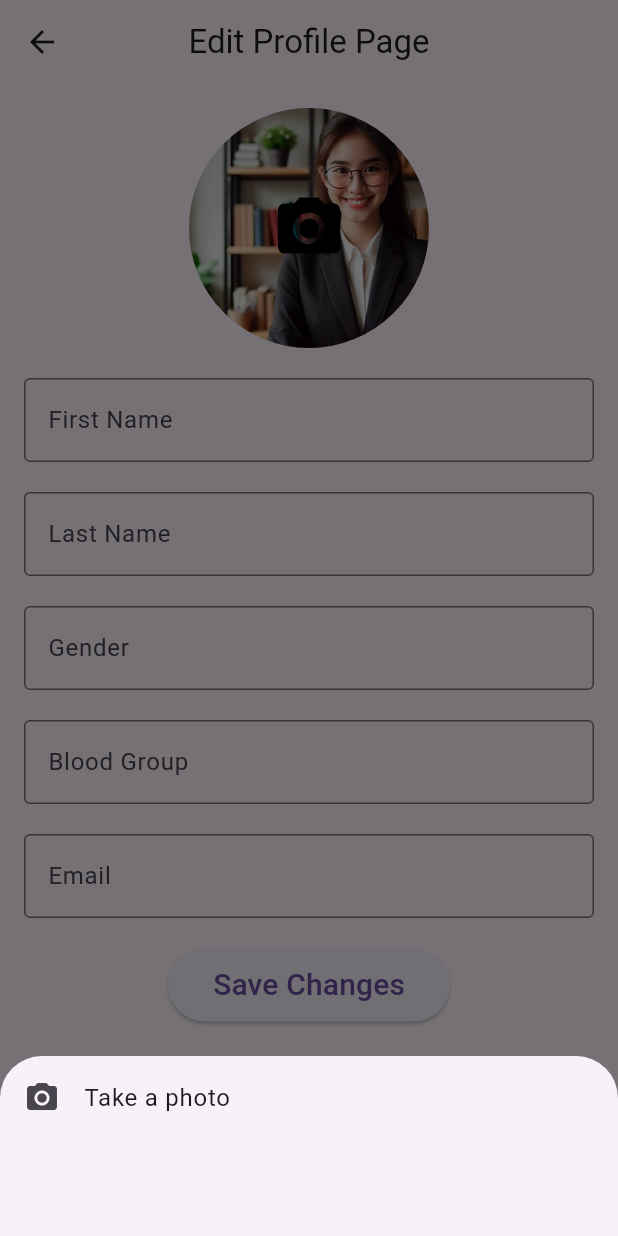
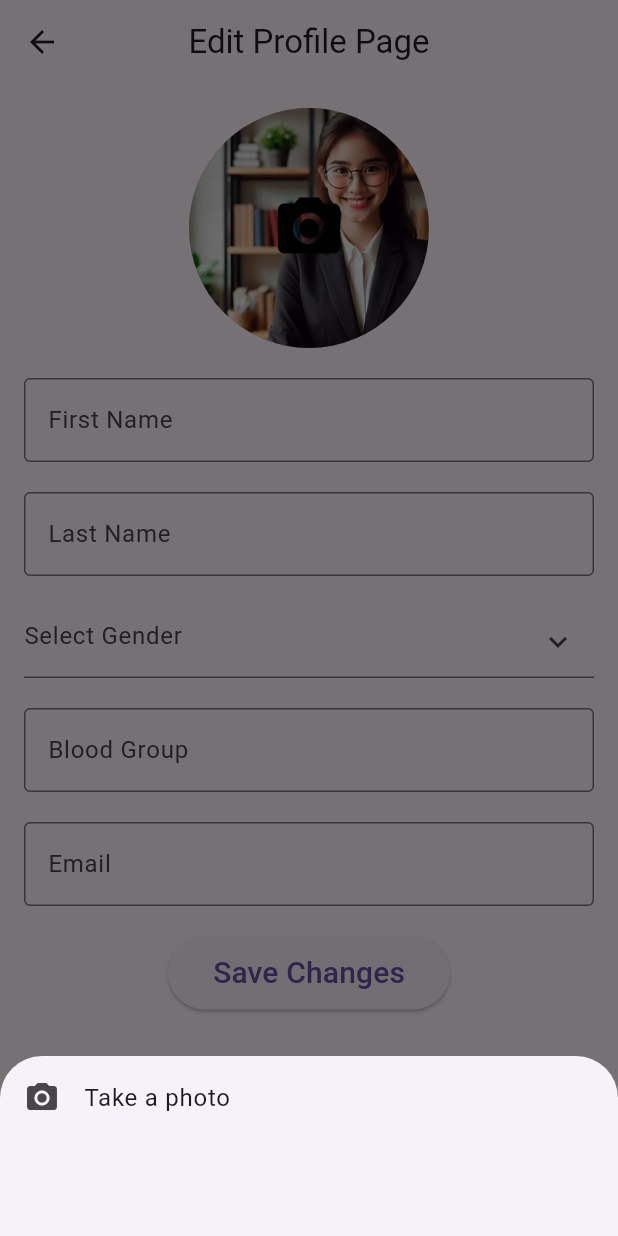
Before and after one commit to Vijeta-flutter/Personal-Profile-App, a Flutter app: the EditProfile screen opened directly, after a tap on the "camera alt" icon, on a phone screen of 412 x 824 dp. Run offline on Flutter 3.47's test engine with Material 3 defaults, Android fonts, the phone set to English and light mode, and no system bars; our stand-ins replace image_picker, shared_preferences; accounts and stored records are empty.

Commit message:
Second project code

```diff
--- a/lib/edit_profile.dart
+++ b/lib/edit_profile.dart
@@ -15,10 +15,13 @@ class _EditProfileState extends State<EditProfile> {
 
   var firstnameText = TextEditingController();
   var lastnameText = TextEditingController();
-  var genderText = TextEditingController();
+  var genderText = "";
   var bloodgroupText = TextEditingController();
   var emailText = TextEditingController();
-
+  var genderlist = [
+    'Male',
+    'Female'
+  ];
   @override
   void initState() {
     super.initState();
@@ -30,7 +33,7 @@ class _EditProfileState extends State<EditProfile> {
     setState(() {
       firstnameText.text = prefs.getString('fname') ?? '';
       lastnameText.text = prefs.getString('lname') ?? '';
-      genderText.text = prefs.getString('gender') ?? '';
+      genderText = prefs.getString('gender') ?? '';
       bloodgroupText.text = prefs.getString('blood') ?? '';
       emailText.text = prefs.getString('email') ?? '';
       String? imagePath = prefs.getString('imagePath');
@@ -53,7 +56,7 @@ class _EditProfileState extends State<EditProfile> {
     final SharedPreferences prefs = await SharedPreferences.getInstance();
     prefs.setString('fname', firstnameText.text);
     prefs.setString('lname', lastnameText.text);
-    prefs.setString('gender', genderText.text);
+    prefs.setString('gender', genderText);
     prefs.setString('blood', bloodgroupText.text);
     prefs.setString('email', emailText.text);
     if (_imagefile != null) {
@@ -131,12 +134,38 @@ class _EditProfileState extends State<EditProfile> {
               ),
               SizedBox(height: 20,),
               TextField(
-                controller: genderText,
+                controller: TextEditingController(text: genderText),
+                readOnly: true,
                 decoration: InputDecoration(
-                  hintText: "Your Gender",
-                  labelText: "Gender",
-                  border: OutlineInputBorder(),
+                  hintText: "Select Gender",
+                  suffixIcon: Icon(Icons.keyboard_arrow_down),
                 ),
+                onTap: () {
+                  showDialog(
+                    context: context,
+                    builder: (BuildContext context) {
+                      return AlertDialog(
+                        content: DropdownButton<String>(
+                          isExpanded: true,
+                          value: genderText.isEmpty ? null : genderText,
+                          hint: Text("Select Gender"),
+                          items: genderlist.map((String items) {
+                            return DropdownMenuItem(
+                              value: items,
+                              child: Text(items),
+                            );
+                          }).toList(),
+                          onChanged: (String? newValue) {
+                            setState(() {
+                              genderText = newValue!;
+                              Navigator.pop(context);
+                            });
+                          },
+                        ),
+                      );
+                    },
+                  );
+                },
               ),
               SizedBox(height: 20,),
               TextField(
--- a/lib/home_page.dart
+++ b/lib/home_page.dart
@@ -1,5 +1,4 @@
 import 'dart:io';
-
 import 'package:flutter/material.dart';
 import 'package:shared_preferences/shared_preferences.dart';
 import 'edit_profile.dart';
@@ -38,7 +37,7 @@ class _HomePageState extends State<HomePage> {
       }
     });
   }
-ir
+
   @override
   Widget build(BuildContext context) {
     return Scaffold(
```
